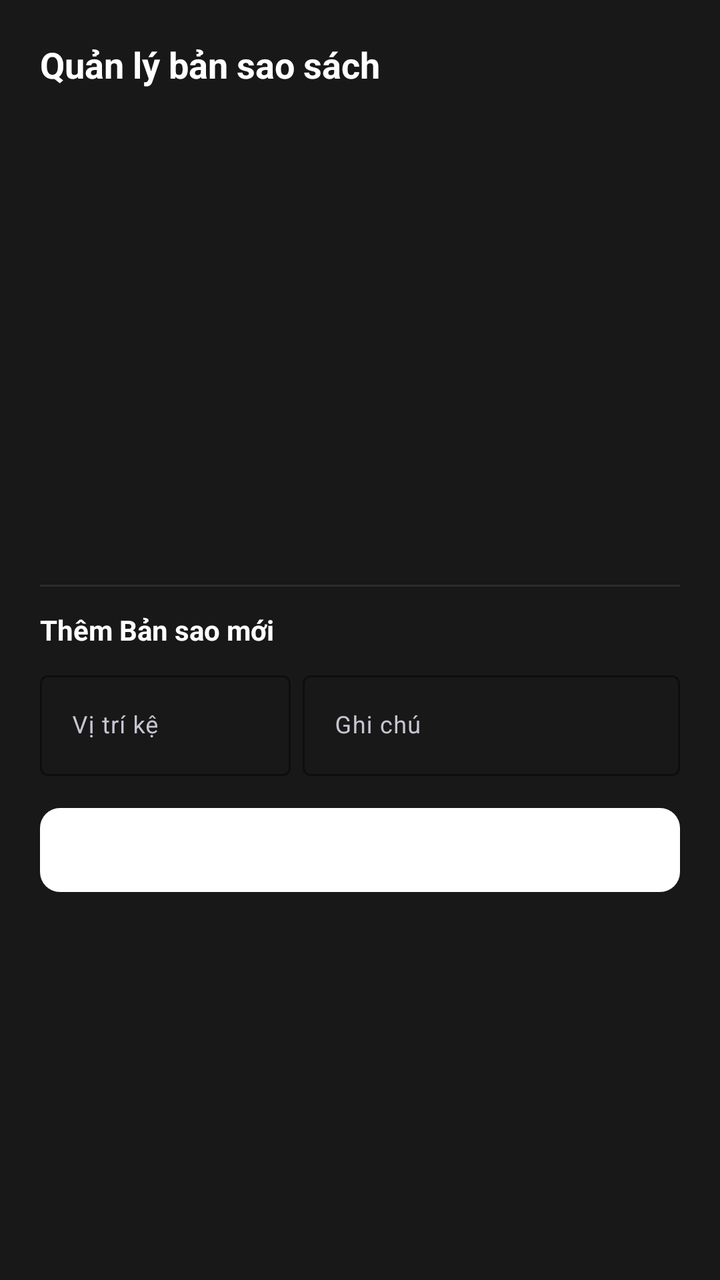
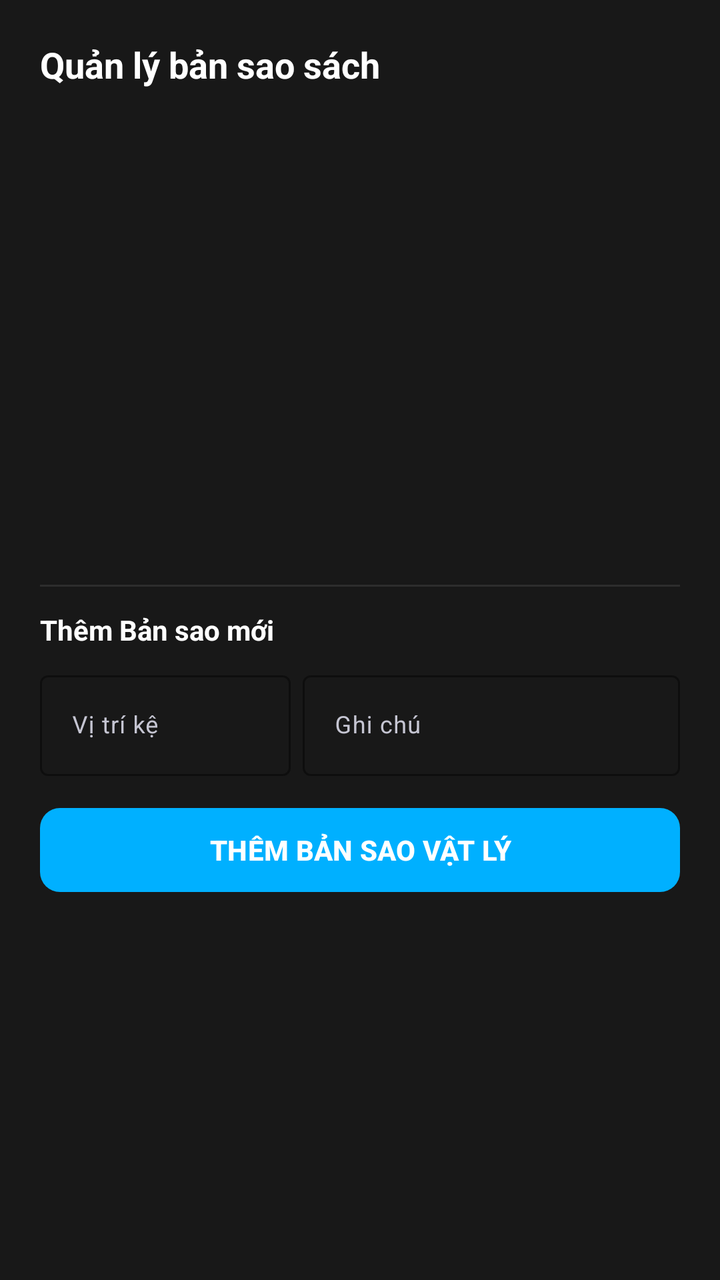

Two renders of the same Android screen: before a commit and after it. Below are the layout's source before the change and the commit's diff.
<!-- AndroidManifest.xml: application theme Theme.QLTV -->
<!-- res/layout/dialog_manage_copies.xml -->
<?xml version="1.0" encoding="utf-8"?>
<LinearLayout xmlns:android="http://schemas.android.com/apk/res/android"
    xmlns:app="http://schemas.android.com/apk/res-auto"
    android:layout_width="match_parent"
    android:layout_height="wrap_content"
    android:background="#181818"
    android:orientation="vertical"
    android:padding="20dp">

    <TextView
        android:id="@+id/txtDialogCopiesTitle"
        android:layout_width="match_parent"
        android:layout_height="wrap_content"
        android:layout_marginBottom="12dp"
        android:text="Quản lý bản sao sách"
        android:textColor="#FFFFFF"
        android:textSize="18sp"
        android:textStyle="bold" />

    
    <androidx.recyclerview.widget.RecyclerView
        android:id="@+id/rvDialogCopies"
        android:layout_width="match_parent"
        android:layout_height="220dp"
        android:layout_marginBottom="16dp" />

    <View
        android:layout_width="match_parent"
        android:layout_height="1dp"
        android:layout_marginBottom="12dp"
        android:background="#2D2D2D" />

    <TextView
        android:layout_width="wrap_content"
        android:layout_height="wrap_content"
        android:layout_marginBottom="8dp"
        android:text="Thêm Bản sao mới"
        android:textColor="#FFFFFF"
        android:textSize="14sp"
        android:textStyle="bold" />

    <LinearLayout
        android:layout_width="match_parent"
        android:layout_height="wrap_content"
        android:orientation="horizontal">

        <com.google.android.material.textfield.TextInputLayout
            style="@style/Widget.Material3.TextInputLayout.OutlinedBox"
            android:layout_width="0dp"
            android:layout_height="wrap_content"
            android:layout_weight="1"
            android:layout_marginEnd="6dp"
            android:hint="Vị trí kệ"
            android:textColorHint="#C5C5D2"
            app:boxStrokeColor="#FFFFFF"
            app:boxStrokeWidthFocused="2dp"
            app:hintTextColor="#FFFFFF">

            <com.google.android.material.textfield.TextInputEditText
                android:id="@+id/edtNewCopyViTri"
                android:layout_width="match_parent"
                android:layout_height="wrap_content"
                android:textColor="#FFFFFF"
                android:textSize="12sp" />
        </com.google.android.material.textfield.TextInputLayout>

        <com.google.android.material.textfield.TextInputLayout
            style="@style/Widget.Material3.TextInputLayout.OutlinedBox"
            android:layout_width="0dp"
            android:layout_height="wrap_content"
            android:layout_weight="1.5"
            android:hint="Ghi chú"
            android:textColorHint="#C5C5D2"
            app:boxStrokeColor="#FFFFFF"
            app:boxStrokeWidthFocused="2dp"
            app:hintTextColor="#FFFFFF">

            <com.google.android.material.textfield.TextInputEditText
                android:id="@+id/edtNewCopyGhiChu"
                android:layout_width="match_parent"
                android:layout_height="wrap_content"
                android:textColor="#FFFFFF"
                android:textSize="12sp" />
        </com.google.android.material.textfield.TextInputLayout>
    </LinearLayout>

    <com.google.android.material.button.MaterialButton
        android:id="@+id/btnDialogAddCopy"
        android:layout_width="match_parent"
        android:layout_height="50dp"
        android:layout_marginTop="12dp"
        android:text="THÊM BẢN SAO VẬT LÝ"
        android:textColor="#FFFFFF"
        android:textStyle="bold"
        app:backgroundTint="#FFFFFF"
        app:cornerRadius="10dp" />

</LinearLayout>
<!-- resources referenced by this layout -->
<resources>
  <style name="Theme.QLTV" parent="Base.Theme.QLTV" />
  <style name="Base.Theme.QLTV" parent="Theme.Material3.DayNight.NoActionBar">
          
          
      </style>
</resources>

<!-- the commit's change to res/layout/dialog_manage_copies.xml (unified diff, before → after) -->
@@ -92,7 +92,7 @@
         android:text="THÊM BẢN SAO VẬT LÝ"
         android:textColor="#FFFFFF"
         android:textStyle="bold"
-        app:backgroundTint="#FFFFFF"
+        app:backgroundTint="#00B0FF"
         app:cornerRadius="10dp" />
 
 </LinearLayout>
